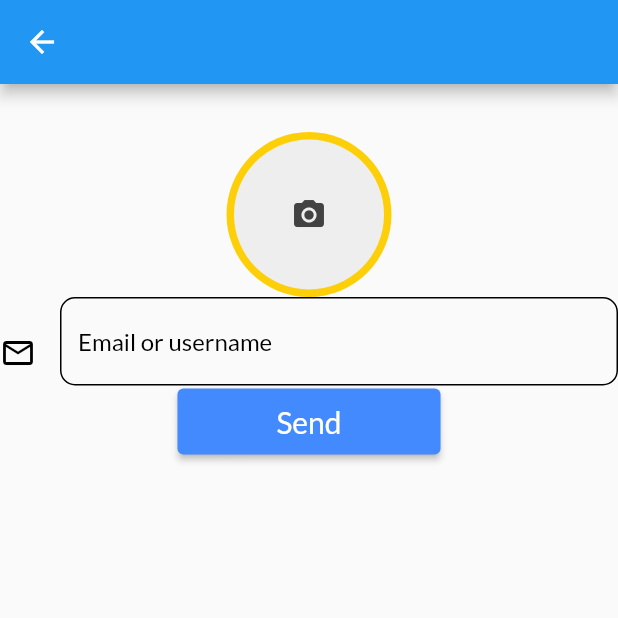
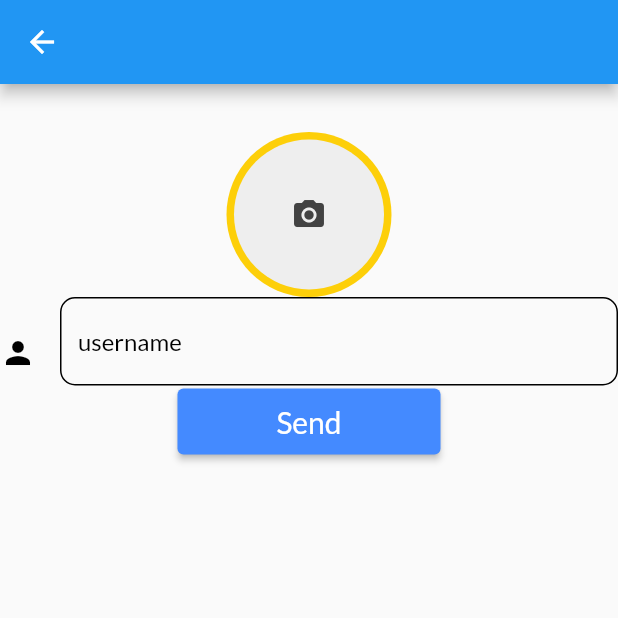
Before and after one commit to hassan-louazri/it363, a Flutter app: the ImageUploads screen opened directly, on a phone screen of 412 x 824 dp, the top half of it. Run offline on Flutter 3.47's test engine with Material 2 defaults, Android fonts, the phone set to English and light mode, and no system bars; our stand-ins replace cloud_firestore, firebase_auth, firebase_core, firebase_storage, google_fonts, image_picker and 2 more; accounts and stored records are empty.

Commit message:
update username textField

```diff
--- a/lib/upload_image.dart
+++ b/lib/upload_image.dart
@@ -152,15 +152,15 @@ class ImageUploadsState extends State<ImageUploads> {
           TextFormField(
             controller: userNameController,
             style: const TextStyle(
-              color: Colors.white,
+              color: Colors.black,
             ),
             decoration: const InputDecoration(
               filled: false,
-              hintText: 'Email or username',
+              hintText: 'username',
               hintStyle: TextStyle(color: Colors.black, fontFamily: 'Lato'),
               icon: Padding(
                 padding: EdgeInsets.only(top: 15.0),
-                child: Icon(Icons.mail_outline, color: Colors.black),
+                child: Icon(Icons.person, color: Colors.black),
               ),
               focusedBorder: OutlineInputBorder(
                 borderRadius: BorderRadius.all(
```
